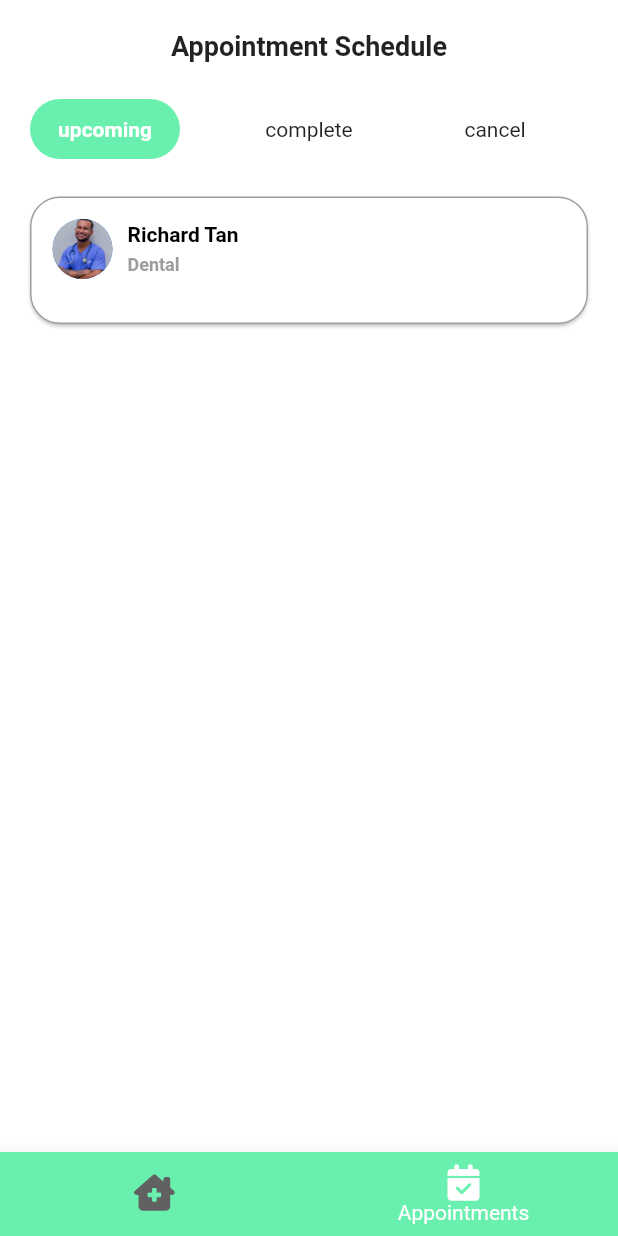
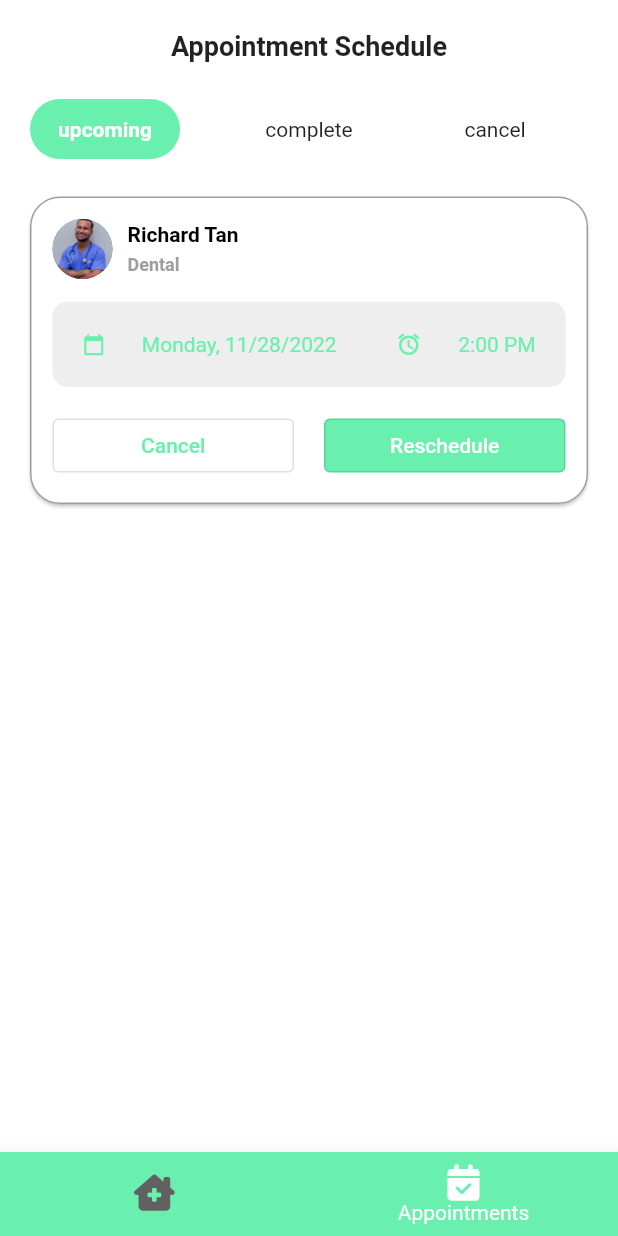
Before and after one commit to Amdounislim/Flutter_Doctor_appointment, a Flutter app: the MainLayout screen opened by its route, swiped to page 2, on a phone screen of 412 x 824 dp. Run offline on Flutter 3.47's test engine with Material 2 defaults, Android fonts, the phone set to English and light mode, and no system bars; our stand-ins replace font_awesome_flutter.

Commit message:
Schedule_Card_Widget

```diff
--- a/lib/screens/appointment_page.dart
+++ b/lib/screens/appointment_page.dart
@@ -194,6 +194,43 @@ class _AppointmentPageState extends State<AppointmentPage> {
                                     const SizedBox(
                                       height: 15,
                                     ),
+                                    const ScheduleCard(),
+                                    const SizedBox(
+                                      height: 15,
+                                    ),
+                                    Row(
+                                      mainAxisAlignment:
+                                          MainAxisAlignment.spaceBetween,
+                                      children: [
+                                        Expanded(
+                                          child: OutlinedButton(
+                                            onPressed: () {},
+                                            child: const Text(
+                                              'Cancel',
+                                              style: TextStyle(
+                                                  color: Config.primaryColor),
+                                            ),
+                                          ),
+                                        ),
+                                        const SizedBox(
+                                          width: 20,
+                                        ),
+                                        Expanded(
+                                          child: OutlinedButton(
+                                            style: OutlinedButton.styleFrom(
+                                              backgroundColor:
+                                                  Config.primaryColor,
+                                            ),
+                                            onPressed: () {},
+                                            child: const Text(
+                                              'Reschedule',
+                                              style: TextStyle(
+                                                  color: Colors.white),
+                                            ),
+                                          ),
+                                        ),
+                                      ],
+                                    ),
                                   ])));
                     })))
           ],
@@ -202,3 +239,54 @@ class _AppointmentPageState extends State<AppointmentPage> {
     );
   }
 }
+
+class ScheduleCard extends StatelessWidget {
+  const ScheduleCard({Key? key}) : super(key: key);
+  // final Map<String, dynamic> appointment;
+
+  @override
+  Widget build(BuildContext context) {
+    return Container(
+      decoration: BoxDecoration(
+        color: Colors.grey.shade200,
+        borderRadius: BorderRadius.circular(10),
+      ),
+      width: double.infinity,
+      padding: const EdgeInsets.all(20),
+      child: Row(
+        crossAxisAlignment: CrossAxisAlignment.center,
+        mainAxisAlignment: MainAxisAlignment.spaceBetween,
+        children: <Widget>[
+          const Icon(
+            Icons.calendar_today,
+            color: Config.primaryColor,
+            size: 15,
+          ),
+          const SizedBox(
+            width: 5,
+          ),
+          Text(
+            'Monday, 11/28/2022',
+            style: const TextStyle(color: Config.primaryColor),
+          ),
+          const SizedBox(
+            width: 20,
+          ),
+          const Icon(
+            Icons.access_alarm,
+            color: Config.primaryColor,
+            size: 17,
+          ),
+          const SizedBox(
+            width: 5,
+          ),
+          Flexible(
+              child: Text(
+            "2:00 PM",
+            style: const TextStyle(color: Config.primaryColor),
+          ))
+        ],
+      ),
+    );
+  }
+}
```
